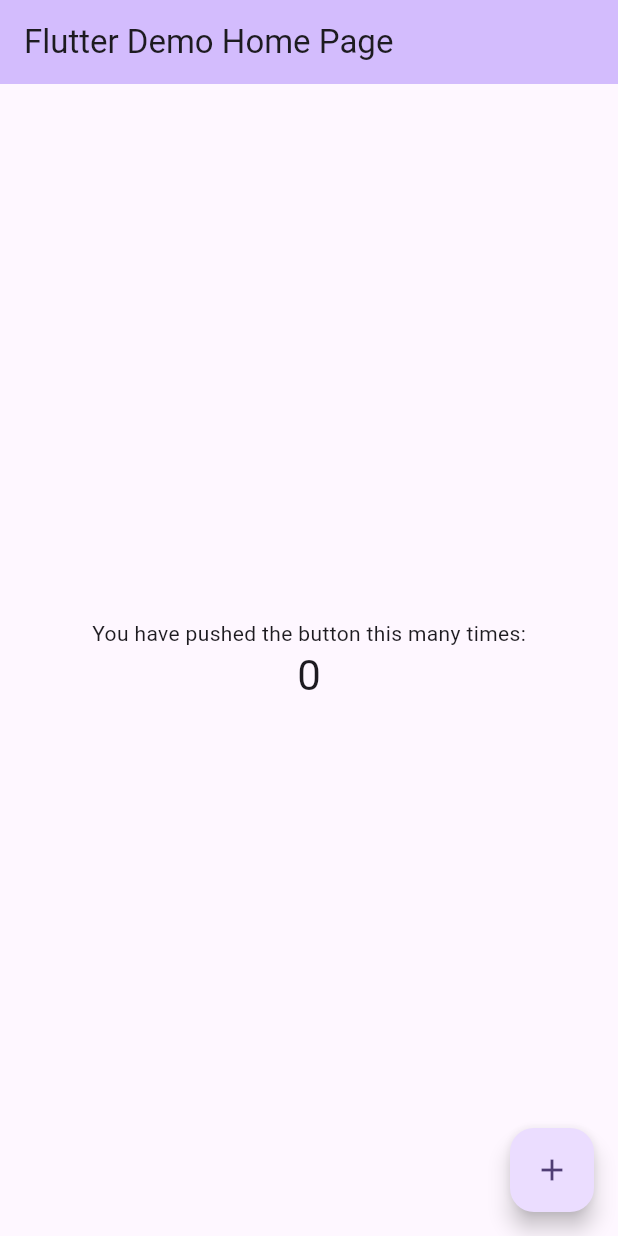
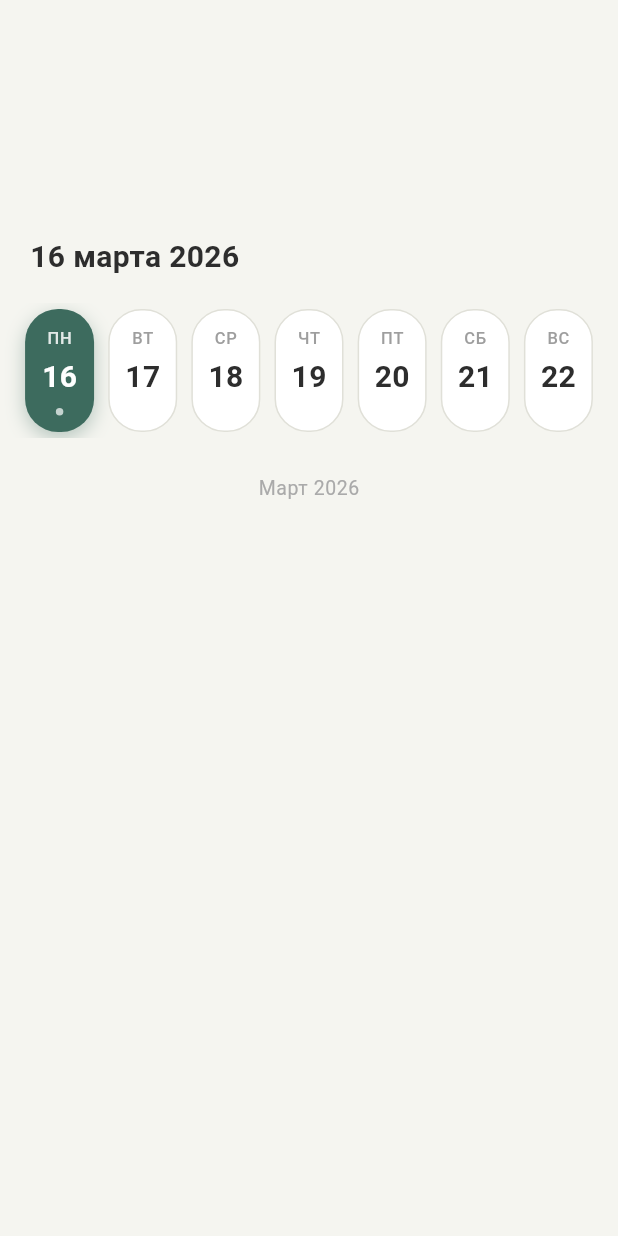
Before and after one commit to iissiin/Trackly, a Flutter app: the screen it shows after launch, on a phone screen of 412 x 824 dp. Run offline on Flutter 3.47's test engine with Material 3 defaults, Android fonts, the phone set to English and light mode, and no system bars.

Commit message:
calendar

```diff
--- /dev/null
+++ b/trackly/lib/calendar_page.dart
@@ -0,0 +1,270 @@
+import 'package:flutter/material.dart';
+
+class CalendarPage extends StatefulWidget {
+  const CalendarPage({super.key});
+
+  @override
+  State<CalendarPage> createState() => _CalendarPageState();
+}
+
+class _CalendarPageState extends State<CalendarPage> {
+  late DateTime _today;
+  late DateTime _selectedDay;
+  late PageController _pageController;
+
+
+  @override
+  void initState() {
+    super.initState();
+    _today = _stripTime(DateTime.now());
+    _selectedDay = _today;
+    _pageController = PageController(initialPage: 500);
+  }
+
+  @override
+  void dispose() {
+    _pageController.dispose();
+    super.dispose();
+  }
+
+  DateTime _stripTime(DateTime dt) =>
+      DateTime(dt.year, dt.month, dt.day);
+
+
+  DateTime _weekStart(int offset) {
+    final monday = _today.subtract(Duration(days: _today.weekday - 1));
+    return monday.add(Duration(days: offset * 7));
+  }
+
+  List<DateTime> _daysOfWeek(int offset) {
+    final start = _weekStart(offset);
+    return List.generate(7, (i) => start.add(Duration(days: i)));
+  }
+
+  String _formatHeaderDate(DateTime dt) {
+    const months = [
+      'января', 'февраля', 'марта', 'апреля', 'мая', 'июня',
+      'июля', 'августа', 'сентября', 'октября', 'ноября', 'декабря',
+    ];
+    return '${dt.day} ${months[dt.month - 1]} ${dt.year}';
+  }
+
+  String _shortWeekday(int weekday) {
+    const names = ['ПН', 'ВТ', 'СР', 'ЧТ', 'ПТ', 'СБ', 'ВС'];
+    return names[weekday - 1];
+  }
+
+  @override
+  Widget build(BuildContext context) {
+    return Scaffold(
+      backgroundColor: const Color(0xFFF5F5F0),
+      body: Column(
+        crossAxisAlignment: CrossAxisAlignment.start,
+        children: [
+
+          const SizedBox(height: 157),
+
+
+          Padding(
+            padding: const EdgeInsets.symmetric(horizontal: 20),
+            child: Text(
+              _formatHeaderDate(_selectedDay),
+              style: const TextStyle(
+                fontSize: 20,
+                fontWeight: FontWeight.w600,
+                color: Color(0xFF2D2D2D),
+              ),
+            ),
+          ),
+
+          const SizedBox(height: 16),
+
+
+          SizedBox(
+            height: 90,
+            child: PageView.builder(
+              controller: _pageController,
+              onPageChanged: (_) {},
+              itemBuilder: (context, page) {
+                final offset = page - 500;
+                final days = _daysOfWeek(offset);
+                return _WeekRow(
+                  days: days,
+                  today: _today,
+                  selectedDay: _selectedDay,
+                  shortWeekday: _shortWeekday,
+                  onDayTap: (day) {
+                    setState(() {
+                      _selectedDay = day;
+                    });
+                  },
+                );
+              },
+            ),
+          ),
+
+          const SizedBox(height: 24),
+
+
+          Center(
+            child: _MonthIndicator(selectedDay: _selectedDay),
+          ),
+        ],
+      ),
+    );
+  }
+}
+
+
+class _WeekRow extends StatelessWidget {
+  final List<DateTime> days;
+  final DateTime today;
+  final DateTime selectedDay;
+  final String Function(int) shortWeekday;
+  final ValueChanged<DateTime> onDayTap;
+
+  const _WeekRow({
+    required this.days,
+    required this.today,
+    required this.selectedDay,
+    required this.shortWeekday,
+    required this.onDayTap,
+  });
+
+  @override
+  Widget build(BuildContext context) {
+    return Padding(
+      padding: const EdgeInsets.symmetric(horizontal: 12),
+      child: Row(
+        mainAxisAlignment: MainAxisAlignment.spaceAround,
+        children: days
+            .map((day) => _DayCard(
+                  day: day,
+                  isToday: day == today,
+                  isSelected: day == selectedDay,
+                  weekdayLabel: shortWeekday(day.weekday),
+                  onTap: () => onDayTap(day),
+                ))
+            .toList(),
+      ),
+    );
+  }
+}
+
+
+class _DayCard extends StatelessWidget {
+  final DateTime day;
+  final bool isToday;
+  final bool isSelected;
+  final String weekdayLabel;
+  final VoidCallback onTap;
+
+  const _DayCard({
+    required this.day,
+    required this.isToday,
+    required this.isSelected,
+    required this.weekdayLabel,
+    required this.onTap,
+  });
+
+
+  static const _activeBackground = Color(0xFF3D6B5E);
+  static const _todayDot = Color(0xFF3D6B5E);
+  static const _cardBackground = Color(0xFFFFFFFF);
+  static const _cardBorder = Color(0xFFE0E0D8);
+
+  @override
+  Widget build(BuildContext context) {
+    final bool highlighted = isSelected;
+
+    return GestureDetector(
+      onTap: onTap,
+      child: AnimatedContainer(
+        duration: const Duration(milliseconds: 200),
+        width: 46,
+        height: 82,
+        decoration: BoxDecoration(
+          color: highlighted ? _activeBackground : _cardBackground,
+          borderRadius: BorderRadius.circular(22),
+          border: highlighted
+              ? null
+              : Border.all(color: _cardBorder, width: 1),
+          boxShadow: highlighted
+              ? [
+                  BoxShadow(
+                    color: _activeBackground.withValues(alpha: 0.35),
+                    blurRadius: 10,
+                    offset: const Offset(0, 4),
+                  ),
+                ]
+              : [],
+        ),
+        child: Column(
+          mainAxisAlignment: MainAxisAlignment.center,
+          children: [
+
+            Text(
+              weekdayLabel,
+              style: TextStyle(
+                fontSize: 11,
+                fontWeight: FontWeight.w500,
+                color: highlighted
+                    ? Colors.white.withValues(alpha: 0.85)
+                    : const Color(0xFF9E9E9E),
+                letterSpacing: 0.5,
+              ),
+            ),
+            const SizedBox(height: 4),
+
+            Text(
+              day.day.toString(),
+              style: TextStyle(
+                fontSize: 20,
+                fontWeight: FontWeight.w700,
+                color: highlighted ? Colors.white : const Color(0xFF2D2D2D),
+              ),
+            ),
+            const SizedBox(height: 6),
+
+            Container(
+              width: 5,
+              height: 5,
+              decoration: BoxDecoration(
+                shape: BoxShape.circle,
+                color: isToday
+                    ? (highlighted
+                        ? Colors.white.withValues(alpha: 0.7)
+                        : _todayDot.withValues(alpha: 0.5))
+                    : Colors.transparent,
+              ),
+            ),
+          ],
+        ),
+      ),
+    );
+  }
+}
+
+
+class _MonthIndicator extends StatelessWidget {
+  final DateTime selectedDay;
+
+  const _MonthIndicator({required this.selectedDay});
+
+  static const _months = [
+    'Январь', 'Февраль', 'Март', 'Апрель', 'Май', 'Июнь',
+    'Июль', 'Август', 'Сентябрь', 'Октябрь', 'Ноябрь', 'Декабрь',
+  ];
+
+  @override
+  Widget build(BuildContext context) {
+    return Text(
+      '${_months[selectedDay.month - 1]} ${selectedDay.year}',
+      style: const TextStyle(
+        fontSize: 13,
+        color: Color(0xFFAAAAAA),
+        letterSpacing: 0.4,
+      ),
+    );
+  }
+}
--- a/trackly/lib/main.dart
+++ b/trackly/lib/main.dart
@@ -1,5 +1,5 @@
 import 'package:flutter/material.dart';
-//тест коммит
+import 'calendar_page.dart';
 
 void main() {
   runApp(const MyApp());
@@ -8,116 +8,16 @@ void main() {
 class MyApp extends StatelessWidget {
   const MyApp({super.key});
 
-  // This widget is the root of your application.
   @override
   Widget build(BuildContext context) {
     return MaterialApp(
-      title: 'Flutter Demo',
+      title: 'Trackly',
+      debugShowCheckedModeBanner: false,
       theme: ThemeData(
-        // This is the theme of your application.
-        //
-        // TRY THIS: Try running your application with "flutter run". You'll see
-        // the application has a purple toolbar. Then, without quitting the app,
-        // try changing the seedColor in the colorScheme below to Colors.green
-        // and then invoke "hot reload" (save your changes or press the "hot
-        // reload" button in a Flutter-supported IDE, or press "r" if you used
-        // the command line to start the app).
-        //
-        // Notice that the counter didn't reset back to zero; the application
-        // state is not lost during the reload. To reset the state, use hot
-        // restart instead.
-        //
-        // This works for code too, not just values: Most code changes can be
-        // tested with just a hot reload.
-        colorScheme: .fromSeed(seedColor: Colors.deepPurple),
+        colorScheme: ColorScheme.fromSeed(seedColor: const Color(0xFF4A7C6F)),
+        useMaterial3: true,
       ),
-      home: const MyHomePage(title: 'Flutter Demo Home Page'),
+      home: const CalendarPage(),
     );
   }
 }
-
-class MyHomePage extends StatefulWidget {
-  const MyHomePage({super.key, required this.title});
-
-  // This widget is the home page of your application. It is stateful, meaning
-  // that it has a State object (defined below) that contains fields that affect
-  // how it looks.
-
-  // This class is the configuration for the state. It holds the values (in this
-  // case the title) provided by the parent (in this case the App widget) and
-  // used by the build method of the State. Fields in a Widget subclass are
-  // always marked "final".
-
-  final String title;
-
-  @override
-  State<MyHomePage> createState() => _MyHomePageState();
-}
-
-class _MyHomePageState extends State<MyHomePage> {
-  int _counter = 0;
-
-  void _incrementCounter() {
-    setState(() {
-      // This call to setState tells the Flutter framework that something has
-      // changed in this State, which causes it to rerun the build method below
-      // so that the display can reflect the updated values. If we changed
-      // _counter without calling setState(), then the build method would not be
-      // called again, and so nothing would appear to happen.
-      _counter++;
-    });
-  }
-
-  @override
-  Widget build(BuildContext context) {
-    // This method is rerun every time setState is called, for instance as done
-    // by the _incrementCounter method above.
-    //
-    // The Flutter framework has been optimized to make rerunning build methods
-    // fast, so that you can just rebuild anything that needs updating rather
-    // than having to individually change instances of widgets.
-    return Scaffold(
-      appBar: AppBar(
-        // TRY THIS: Try changing the color here to a specific color (to
-        // Colors.amber, perhaps?) and trigger a hot reload to see the AppBar
-        // change color while the other colors stay the same.
-        backgroundColor: Theme.of(context).colorScheme.inversePrimary,
-        // Here we take the value from the MyHomePage object that was created by
-        // the App.build method, and use it to set our appbar title.
-        title: Text(widget.title),
-      ),
-      body: Center(
-        // Center is a layout widget. It takes a single child and positions it
-        // in the middle of the parent.
-        child: Column(
-          // Column is also a layout widget. It takes a list of children and
-          // arranges them vertically. By default, it sizes itself to fit its
-          // children horizontally, and tries to be as tall as its parent.
-          //
-          // Column has various properties to control how it sizes itself and
-          // how it positions its children. Here we use mainAxisAlignment to
-          // center the children vertically; the main axis here is the vertical
-          // axis because Columns are vertical (the cross axis would be
-          // horizontal).
-          //
-          // TRY THIS: Invoke "debug painting" (choose the "Toggle Debug Paint"
-          // action in the IDE, or press "p" in the console), to see the
-          // wireframe for each widget.
-          mainAxisAlignment: .center,
-          children: [
-            const Text('You have pushed the button this many times:'),
-            Text(
-              '$_counter',
-              style: Theme.of(context).textTheme.headlineMedium,
-            ),
-          ],
-        ),
-      ),
-      floatingActionButton: FloatingActionButton(
-        onPressed: _incrementCounter,
-        tooltip: 'Increment',
-        child: const Icon(Icons.add),
-      ),
-    );
-  }
-}
```
